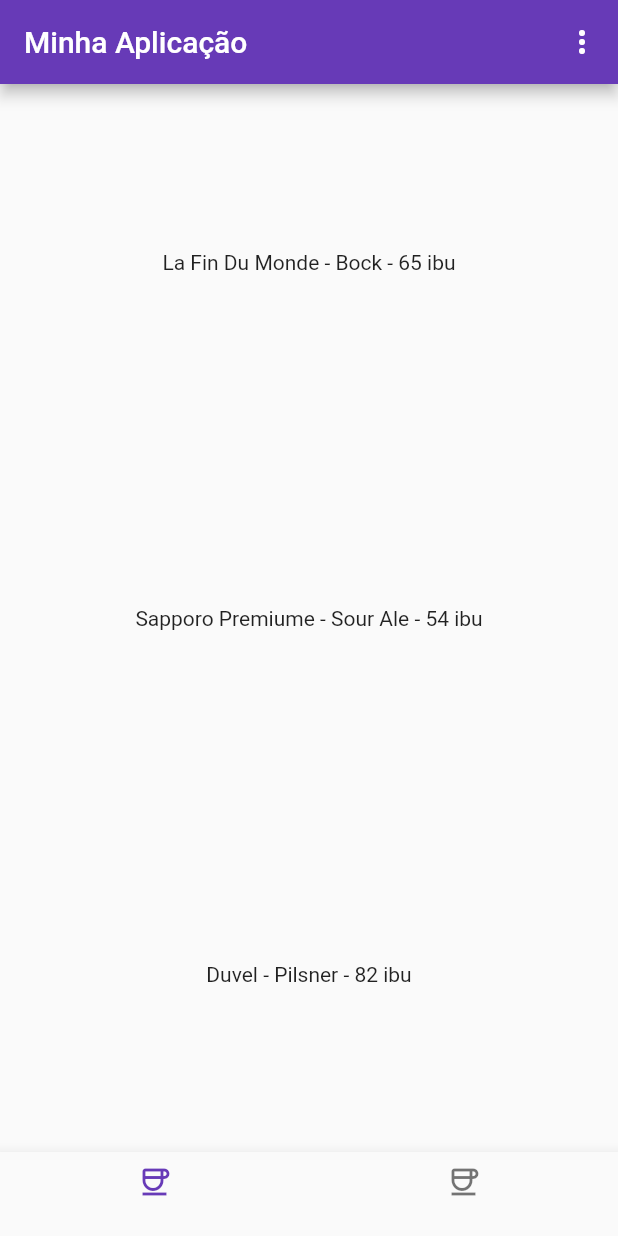
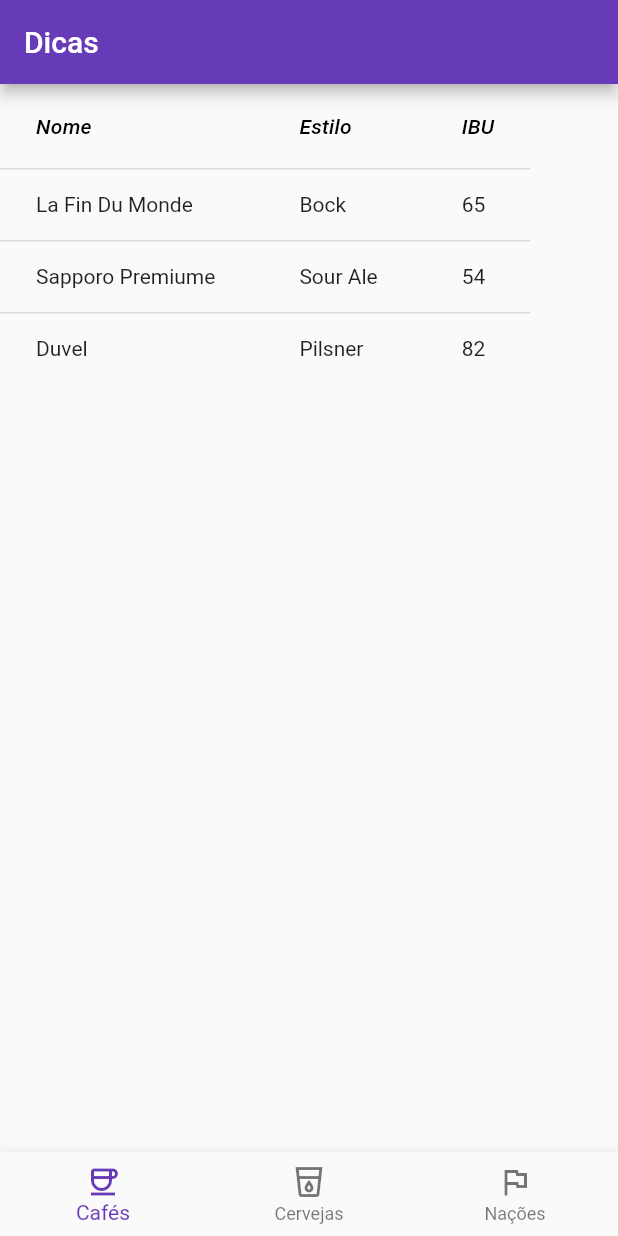
Before and after one commit to israelsilva282/poo2-receitas-dart, a Flutter app: the screen it shows after launch, on a phone screen of 412 x 824 dp. Run offline on Flutter 3.47's test engine with Material 2 defaults, Android fonts, the phone set to English and light mode, and no system bars.

Commit message:
Implementando receita 4

```diff
--- a/lib/main.dart
+++ b/lib/main.dart
@@ -1,5 +1,10 @@
 import 'package:flutter/material.dart';
 
+var dataObjects = [
+  {"name": "La Fin Du Monde", "style": "Bock", "ibu": "65"},
+  {"name": "Sapporo Premiume", "style": "Sour Ale", "ibu": "54"},
+  {"name": "Duvel", "style": "Pilsner", "ibu": "82"}
+];
 void main() {
   MyApp app = const MyApp();
 
@@ -15,31 +20,17 @@ class MyApp extends StatelessWidget {
         theme: ThemeData(primarySwatch: Colors.deepPurple),
         debugShowCheckedModeBanner: false,
         home: Scaffold(
-          appBar: MyAppBar(
-              title: const Text('Minha Aplicação'),
-              onColorChanged: (Color color) {
-                // Lógica para atualizar a cor do tema aqui
-                print('Cor selecionada: $color');
-              }),
-          body: DataBodyWidget(objects: const [
-            "La Fin Du Monde - Bock - 65 ibu",
-            "Sapporo Premiume - Sour Ale - 54 ibu",
-            "Duvel - Pilsner - 82 ibu"
-          ]),
-          bottomNavigationBar: NewNavBar(
-            objects: const [
-              Icon(Icons.coffee_outlined),
-              Icon(Icons.coffee_outlined),
-            ],
+          appBar: AppBar(
+            title: const Text("Dicas"),
           ),
+          body: DataBodyWidget(objects: dataObjects),
+          bottomNavigationBar: const NewNavBar(),
         ));
   }
 }
 
 class NewNavBar extends StatelessWidget {
-  List<Icon> objects;
-
-  NewNavBar({super.key, this.objects = const []});
+  const NewNavBar({super.key});
 
   void botaoFoiTocado(int index) {
     print("Tocaram no botão $index");
@@ -47,55 +38,40 @@ class NewNavBar extends StatelessWidget {
 
   @override
   Widget build(BuildContext context) {
-    List<BottomNavigationBarItem> bottomItems = objects
-        .map((obj) => BottomNavigationBarItem(label: "", icon: obj))
-        .toList();
-    return BottomNavigationBar(onTap: botaoFoiTocado, items: bottomItems);
+    return BottomNavigationBar(onTap: botaoFoiTocado, items: const [
+      BottomNavigationBarItem(
+        label: "Cafés",
+        icon: Icon(Icons.coffee_outlined),
+      ),
+      BottomNavigationBarItem(
+          label: "Cervejas", icon: Icon(Icons.local_drink_outlined)),
+      BottomNavigationBarItem(label: "Nações", icon: Icon(Icons.flag_outlined))
+    ]);
   }
 }
 
 class DataBodyWidget extends StatelessWidget {
-  List<String> objects;
+  List objects;
 
   DataBodyWidget({super.key, this.objects = const []});
 
-  Expanded processarUmElemento(String obj) {
-    return Expanded(
-      child: Center(child: Text(obj)),
-    );
-  }
-
   @override
   Widget build(BuildContext context) {
-    List<Expanded> allTheLines = objects
-        .map((obj) => Expanded(
-              child: Center(child: Text(obj)),
-            ))
-        .toList();
+    var columnNames = ["Nome", "Estilo", "IBU"],
+        propertyNames = ["name", "style", "ibu"];
 
-    return Column(children: allTheLines);
+    return DataTable(
+        columns: columnNames
+            .map((name) => DataColumn(
+                label: Expanded(
+                    child: Text(name,
+                        style: const TextStyle(fontStyle: FontStyle.italic)))))
+            .toList(),
+        rows: objects
+            .map((obj) => DataRow(
+                cells: propertyNames
+                    .map((propName) => DataCell(Text(obj[propName])))
+                    .toList()))
+            .toList());
   }
 }
-
-class MyAppBar extends AppBar {
-  MyAppBar({Key? key, Widget? title, Function(Color)? onColorChanged})
-      : super(key: key, title: title, actions: [
-          PopupMenuButton<Color>(
-            itemBuilder: (BuildContext context) => <PopupMenuEntry<Color>>[
-              const PopupMenuItem<Color>(
-                value: Colors.red,
-                child: Text('Vermelho'),
-              ),
-              const PopupMenuItem<Color>(
-                value: Colors.blue,
-                child: Text('Azul'),
-              ),
-              const PopupMenuItem<Color>(
-                value: Colors.green,
-                child: Text('Verde'),
-              ),
-            ],
-            onSelected: onColorChanged,
-          ),
-        ]);
-}
```
